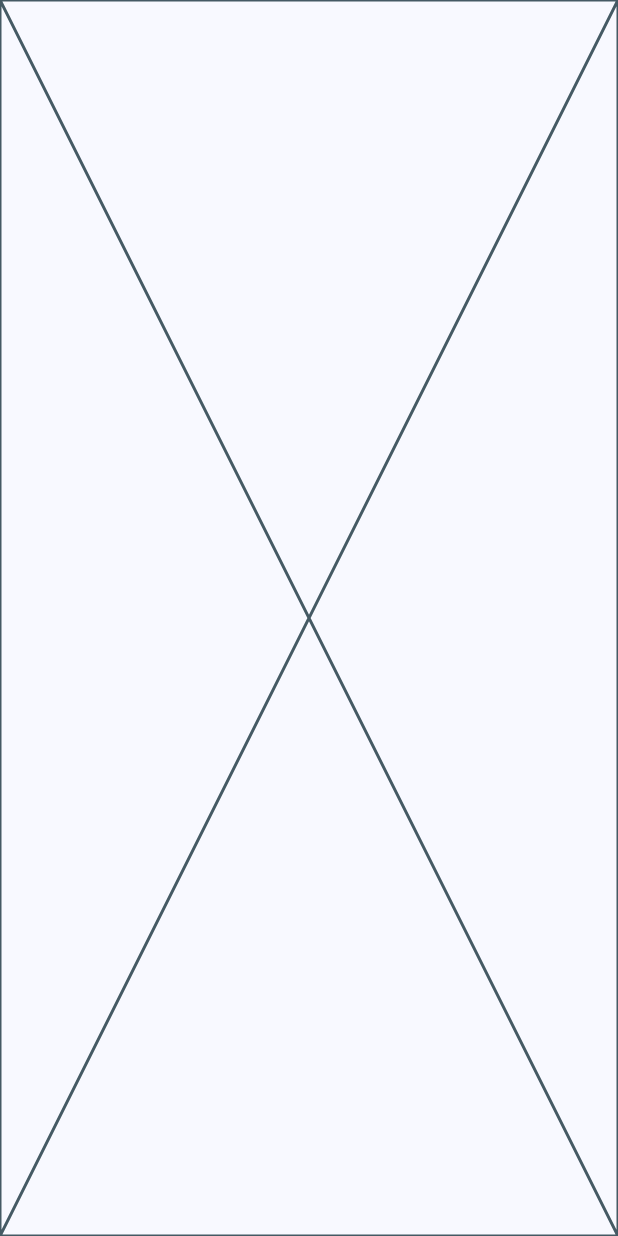
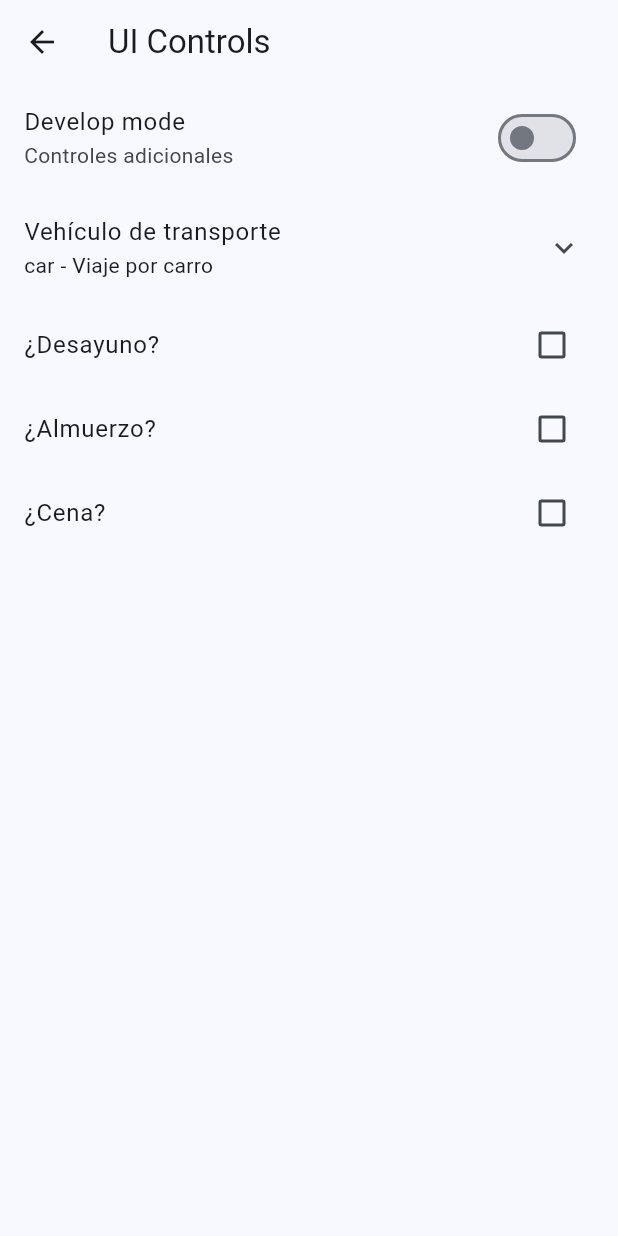
Before and after one commit to JuanCarlosTZ/widgets_app, a Flutter app: the UiControlsScreen screen opened directly, on a phone screen of 412 x 824 dp. Run offline on Flutter 3.47's test engine with Material 3 defaults, Android fonts, the phone set to English and light mode, and no system bars; our stand-ins replace go_router.

Commit message:
UI Controls implementado

```diff
--- a/lib/config/menu/menu_items.dart
+++ b/lib/config/menu/menu_items.dart
@@ -45,4 +45,10 @@ const List<MenuItems> appMenuItems = [
     link: '/animated',
     icon: Icons.check_box_outline_blank,
   ),
+  MenuItems(
+    title: 'UI Controls + Tiles',
+    subTitle: 'Stateful widget serie de controles',
+    link: '/ui-controls',
+    icon: Icons.car_rental_outlined,
+  ),
 ];
--- a/lib/config/router/app_router.dart
+++ b/lib/config/router/app_router.dart
@@ -33,5 +33,10 @@ final GoRouter appRouter = GoRouter(
       name: AnimatedScreen.name,
       builder: (context, state) => const AnimatedScreen(),
     ),
+    GoRoute(
+      path: '/ui-controls',
+      name: UiControlsScreen.name,
+      builder: (context, state) => const UiControlsScreen(),
+    ),
   ],
 );
--- /dev/null
+++ b/lib/domain/dishes_element.dart
@@ -0,0 +1,6 @@
+class DishesElement {
+  final String caption;
+  bool included;
+
+  DishesElement({required this.caption, required this.included});
+}
--- /dev/null
+++ b/lib/domain/transportation.dart
@@ -0,0 +1,8 @@
+class Transportation {
+  final String caption;
+  final TransportationType type;
+
+  Transportation({required this.caption, required this.type});
+}
+
+enum TransportationType { car, motorcyclo, boat, maritine, plane }
--- /dev/null
+++ b/lib/model/dishes_model.dart
@@ -0,0 +1,26 @@
+import 'package:widgets_app/domain/dishes_element.dart';
+
+final List<Map<String, dynamic>> dishesList = [
+  {'included': false, 'caption': '¿Desayuno?'},
+  {'included': false, 'caption': '¿Almuerzo?'},
+  {'included': false, 'caption': '¿Cena?'},
+];
+
+class DishesModel {
+  final String caption;
+  final bool included;
+
+  DishesModel({required this.caption, required this.included});
+
+  factory DishesModel.fromJson(Map<String, dynamic> json) {
+    assert(json['caption'] != null, 'Caption expected');
+
+    return DishesModel(
+      caption: json['caption'],
+      included: json['type'] ?? false,
+    );
+  }
+
+  DishesElement toDishesElement() =>
+      DishesElement(caption: caption, included: included);
+}
--- /dev/null
+++ b/lib/model/transportation_model.dart
@@ -0,0 +1,29 @@
+import 'package:widgets_app/domain/transportation.dart';
+
+final List<Map<String, dynamic>> transportations = [
+  {'type': TransportationType.car, 'caption': 'Viaje por carro'},
+  {'type': TransportationType.motorcyclo, 'caption': 'Viaje por motocicleta'},
+  {'type': TransportationType.boat, 'caption': 'Viaje por bote'},
+  {'type': TransportationType.maritine, 'caption': 'Viaje por barco'},
+  {'type': TransportationType.plane, 'caption': 'Viaje por avión'},
+];
+
+class TransportationModel {
+  final String caption;
+  final TransportationType type;
+
+  TransportationModel({required this.caption, required this.type});
+
+  factory TransportationModel.fromJson(Map<String, dynamic> json) {
+    assert(json['caption'] != null, 'Caption expected');
+    assert(json['type'] != null, 'type expected');
+
+    return TransportationModel(
+      caption: json['caption'],
+      type: json['type'],
+    );
+  }
+
+  Transportation toTransportation() =>
+      Transportation(caption: caption, type: type);
+}
--- a/lib/presentation/screens/ui_controls/ui_controls_screen.dart
+++ b/lib/presentation/screens/ui_controls/ui_controls_screen.dart
@@ -1,13 +1,97 @@
 import 'package:flutter/material.dart';
+import 'package:widgets_app/domain/dishes_element.dart';
+import 'package:widgets_app/domain/transportation.dart';
+import 'package:widgets_app/model/dishes_model.dart';
+import 'package:widgets_app/model/transportation_model.dart';
 
 class UiControlsScreen extends StatelessWidget {
   static String name = 'ui_controls_screen';
+
   const UiControlsScreen({super.key});
 
   @override
   Widget build(BuildContext context) {
-    return const Scaffold(
-      body: Placeholder(),
+    return Scaffold(
+      appBar: AppBar(
+        title: const Text('UI Controls'),
+      ),
+      body: const _UIControlsView(),
     );
   }
 }
+
+class _UIControlsView extends StatefulWidget {
+  const _UIControlsView();
+
+  @override
+  State<_UIControlsView> createState() => _UIControlsViewState();
+}
+
+class _UIControlsViewState extends State<_UIControlsView> {
+  final controller = ExpansionTileController();
+  bool isDevelop = false;
+
+  Transportation transportationSelected =
+      Transportation(caption: 'Viaje por carro', type: TransportationType.car);
+  final List<DishesElement> dishes =
+      dishesList.map((e) => DishesModel.fromJson(e).toDishesElement()).toList();
+
+  Widget radioElement(Transportation transport) {
+    return RadioListTile(
+      title: Text(transport.type.name),
+      subtitle: Text(transport.caption),
+      value: transport.type,
+      groupValue: transportationSelected.type,
+      onChanged: (value) {
+        setState(() {
+          if (value == null) return;
+          transportationSelected =
+              Transportation(caption: transport.caption, type: value);
+          controller.collapse();
+        });
+      },
+    );
+  }
+
+  @override
+  Widget build(BuildContext context) {
+    return ListView(
+      children: [
+        SwitchListTile(
+          title: const Text('Develop mode'),
+          subtitle: const Text('Controles adicionales'),
+          value: isDevelop,
+          onChanged: (value) {
+            setState(() {
+              isDevelop = value;
+            });
+          },
+        ),
+        ExpansionTile(
+          title: const Text('Vehículo de transporte'),
+          subtitle: Text(
+              '${transportationSelected.type.name} - ${transportationSelected.caption}'),
+          controller: controller,
+          children: [
+            ...transportations.map(
+              (json) {
+                final transport =
+                    TransportationModel.fromJson(json).toTransportation();
+                return radioElement(transport);
+              },
+            )
+          ],
+        ),
+        ...dishes.map(
+          (e) => CheckboxListTile(
+              title: Text(e.caption),
+              value: e.included,
+              onChanged: (value) => setState(() {
+                    final index = dishes.indexOf(e);
+                    dishes[index].included = value ?? false;
+                  })),
+        )
+      ],
+    );
+  }
+}
```
